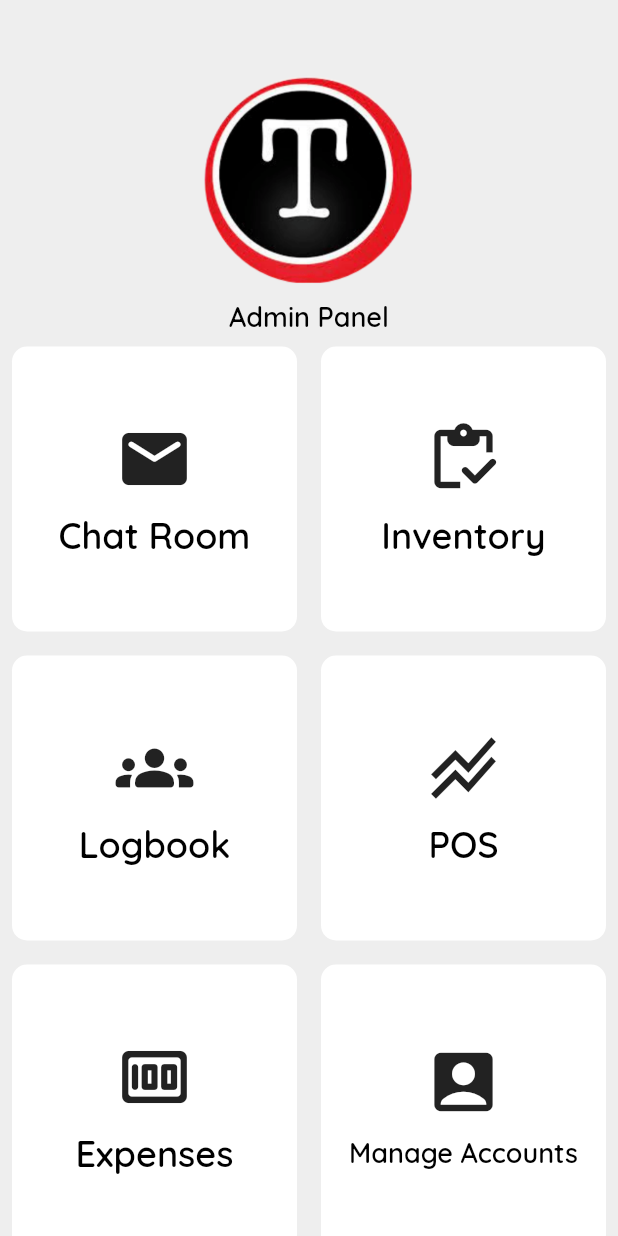
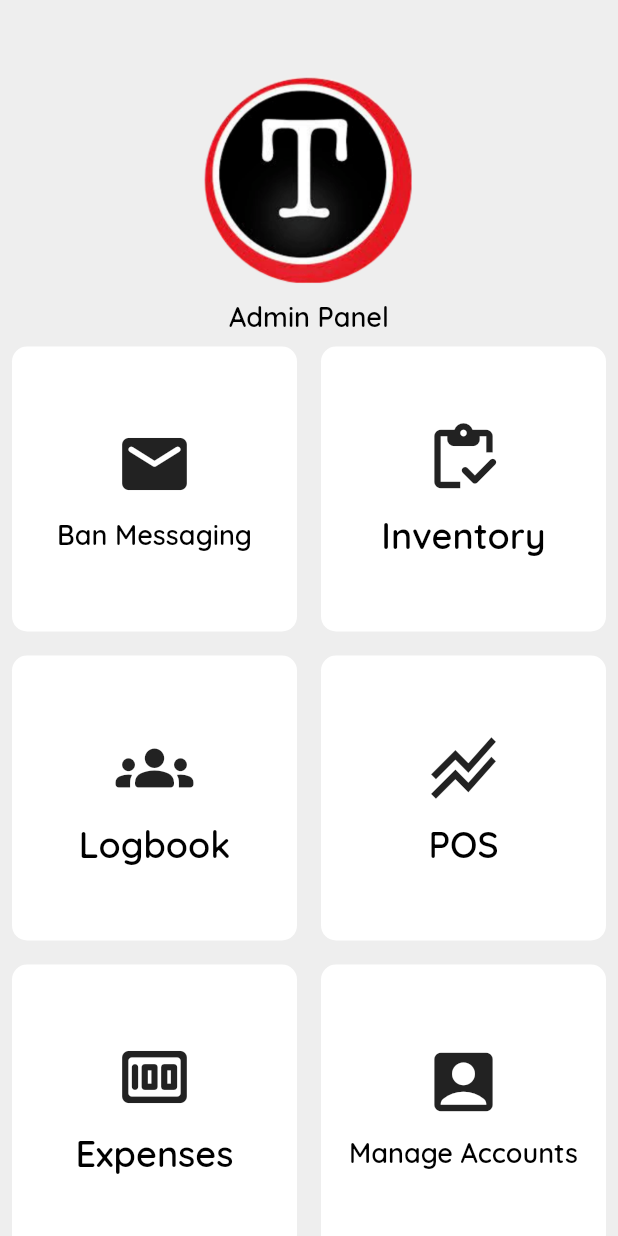
Before and after one commit to lansoyyy/turks, a Flutter app: the screen it shows after launch, on a phone screen of 412 x 824 dp. Run offline on Flutter 3.47's test engine with Material 2 defaults, Android fonts, the phone set to English and light mode, and no system bars; our stand-ins replace cloud_firestore, firebase_auth, firebase_core, firebase_storage, geocoding, geolocator and 5 more; accounts and stored records are empty.

Commit message:
initial revisions on admin

```diff
--- a/lib/views/admin/admin_home_page.dart
+++ b/lib/views/admin/admin_home_page.dart
@@ -2,7 +2,6 @@ import 'package:flutter/material.dart';
 import 'package:get_storage/get_storage.dart';
 import 'package:turks/views/admin/expenses_page_admin.dart';
 import 'package:turks/views/admin/general_inventory.dart';
-import 'package:turks/views/admin/inventory_page.dart';
 import 'package:turks/views/admin/logbook_admin.dart';
 import 'package:turks/views/admin/pos_page.dart';
 import 'package:turks/views/chatroom_page.dart';
@@ -41,7 +40,8 @@ class _AdminHomePageState extends State<AdminHomePage> {
                 const SizedBox(
                   height: 10,
                 ),
-                TextBold(text: 'Chat Room', fontSize: 24, color: Colors.black),
+                TextBold(
+                    text: 'Ban Messaging', fontSize: 18, color: Colors.black),
               ],
             ),
             height: 50,
@@ -300,7 +300,7 @@ class _AdminHomePageState extends State<AdminHomePage> {
                 const SizedBox(
                   height: 10,
                 ),
-                TextBold(text: 'Logout', fontSize: 24, color: Colors.black),
+                TextBold(text: 'Logout', fontSize: 24, color: Colors.red),
               ],
             ),
             height: 50,
--- a/lib/views/admin/inventory_page.dart
+++ b/lib/views/admin/inventory_page.dart
@@ -22,7 +22,7 @@ class InventoryAdminPage extends StatelessWidget {
             ),
             ButtonWidget(
                 onPressed: () {
-                  box.write('invenType', 'Ingeredients');
+                  box.write('invenType', 'Ingredients');
                   Navigator.of(context).push(MaterialPageRoute(
                       builder: (context) => InventoryTypeAdmin()));
                 },
--- a/lib/widgets/drawer_widget.dart
+++ b/lib/widgets/drawer_widget.dart
@@ -51,7 +51,7 @@ class _MyDrawerState extends State<DrawerWidget> {
             ),
             ListTile(
               title: TextBold(
-                text: 'Chat Room',
+                text: 'Ban Messasing',
                 fontSize: 12,
                 color: Colors.black,
               ),
```
Also changed, not shown: lib/views/admin/logbook_admin.dart (+25 -6 lines), lib/views/admin/product_list_page.dart (+8 -0 lines), lib/views/admin/waste_report_page_admin.dart (+8 -2 lines), lib/views/crew/add_product_page.dart (+2 -6 lines).
